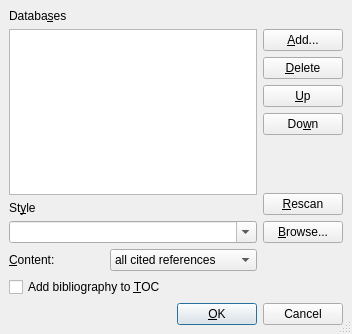
First picture: the form in src/frontends/qt4/ui/BibtexUi.ui, repository cburschka/lyx, before the edit.
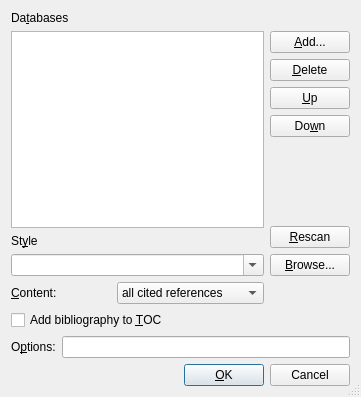
Second picture: the form after the edit.

Commit message:
Biblatex support
File format change

```diff
--- a/src/frontends/qt4/ui/BibtexUi.ui
+++ b/src/frontends/qt4/ui/BibtexUi.ui
@@ -1,12 +1,12 @@
 <ui version="4.0" >
  <class>BibtexUi</class>
- <widget class="QDialog" name="BibtexUi" >
-  <property name="geometry" >
+ <widget class="QDialog" name="BibtexUi">
+  <property name="geometry">
    <rect>
     <x>0</x>
     <y>0</y>
-    <width>352</width>
-    <height>334</height>
+    <width>361</width>
+    <height>397</height>
    </rect>
   </property>
   <property name="windowTitle" >
@@ -15,43 +15,73 @@
   <property name="sizeGripEnabled" >
    <bool>true</bool>
   </property>
-  <layout class="QGridLayout" >
-   <property name="margin" >
-    <number>9</number>
-   </property>
-   <property name="spacing" >
-    <number>6</number>
-   </property>
-   <item rowspan="2" row="9" column="2" >
-    <spacer>
-     <property name="orientation" >
-      <enum>Qt::Vertical</enum>
+  <layout class="QGridLayout" name="gridLayout">
+   <item row="0" column="0" colspan="2">
+    <widget class="QLabel" name="databaseLA">
+     <property name="sizePolicy">
+      <sizepolicy hsizetype="Minimum" vsizetype="Fixed">
+       <horstretch>0</horstretch>
+       <verstretch>0</verstretch>
+      </sizepolicy>
      </property>
-     <property name="sizeType" >
-      <enum>QSizePolicy::Expanding</enum>
+     <property name="toolTip">
+      <string>BibTeX database to use</string>
      </property>
-     <property name="sizeHint" >
-      <size>
-       <width>20</width>
-       <height>20</height>
-      </size>
+     <property name="text">
+      <string>Da&amp;tabases</string>
      </property>
-    </spacer>
+     <property name="alignment">
+      <set>Qt::AlignLeading|Qt::AlignLeft|Qt::AlignTop</set>
+     </property>
+     <property name="buddy">
+      <cstring>databaseLW</cstring>
+     </property>
+    </widget>
    </item>
-   <item rowspan="6" row="1" column="0" colspan="2" >
-    <widget class="QListWidget" name="databaseLW" />
+   <item row="1" column="0" rowspan="6" colspan="2">
+    <widget class="QListWidget" name="databaseLW"/>
    </item>
-   <item rowspan="2" row="6" column="2" >
-    <widget class="QPushButton" name="rescanPB" >
-     <property name="toolTip" >
-      <string>Scan for new databases and styles</string>
+   <item row="1" column="2">
+    <widget class="QPushButton" name="addBibPB">
+     <property name="toolTip">
+      <string>Add a BibTeX database file</string>
      </property>
-     <property name="text" >
-      <string>&amp;Rescan</string>
+     <property name="text">
+      <string>&amp;Add...</string>
      </property>
     </widget>
    </item>
-   <item row="5" column="2" >
+   <item row="2" column="2">
+    <widget class="QPushButton" name="deletePB">
+     <property name="toolTip">
+      <string>Remove the selected database</string>
+     </property>
+     <property name="text">
+      <string>&amp;Delete</string>
+     </property>
+    </widget>
+   </item>
+   <item row="3" column="2">
+    <widget class="QPushButton" name="upPB">
+     <property name="toolTip">
+      <string>Move the selected database upwards in the list</string>
+     </property>
+     <property name="text">
+      <string>&amp;Up</string>
+     </property>
+    </widget>
+   </item>
+   <item row="4" column="2">
+    <widget class="QPushButton" name="downPB">
+     <property name="toolTip">
+      <string>Move the selected database downwards in the list</string>
+     </property>
+     <property name="text">
+      <string>Do&amp;wn</string>
+     </property>
+    </widget>
+   </item>
+   <item row="5" column="2">
     <spacer>
      <property name="orientation" >
       <enum>Qt::Vertical</enum>
@@ -59,7 +89,7 @@
      <property name="sizeType" >
       <enum>QSizePolicy::Expanding</enum>
      </property>
-     <property name="sizeHint" >
+     <property name="sizeHint" stdset="0">
       <size>
        <width>77</width>
        <height>16</height>
@@ -67,12 +97,20 @@
      </property>
     </spacer>
    </item>
-   <item row="7" column="0" colspan="2" >
-    <widget class="QLabel" name="styleLA" >
-     <property name="sizePolicy" >
-      <sizepolicy>
-       <hsizetype>1</hsizetype>
-       <vsizetype>0</vsizetype>
+   <item row="6" column="2" rowspan="2">
+    <widget class="QPushButton" name="rescanPB">
+     <property name="toolTip">
+      <string>Scan for new databases and styles</string>
+     </property>
+     <property name="text">
+      <string>&amp;Rescan</string>
+     </property>
+    </widget>
+   </item>
+   <item row="7" column="0">
+    <widget class="QLabel" name="styleLA">
+     <property name="sizePolicy">
+      <sizepolicy hsizetype="Minimum" vsizetype="Fixed">
        <horstretch>0</horstretch>
        <verstretch>0</verstretch>
       </sizepolicy>
@@ -88,12 +126,28 @@
      </property>
     </widget>
    </item>
-   <item row="8" column="2" >
-    <widget class="QPushButton" name="stylePB" >
-     <property name="toolTip" >
+   <item row="8" column="0" colspan="2">
+    <widget class="QComboBox" name="styleCB">
+     <property name="toolTip">
       <string>Choose a style file</string>
      </property>
-     <property name="text" >
+     <property name="editable">
+      <bool>true</bool>
+     </property>
+     <property name="autoCompletion">
+      <bool>true</bool>
+     </property>
+     <property name="duplicatesEnabled">
+      <bool>false</bool>
+     </property>
+    </widget>
+   </item>
+   <item row="8" column="2">
+    <widget class="QPushButton" name="stylePB">
+     <property name="toolTip">
+      <string>Choose a style file</string>
+     </property>
+     <property name="text">
       <string>&amp;Browse...</string>
      </property>
      <property name="autoDefault" >
@@ -101,28 +155,10 @@
      </property>
     </widget>
    </item>
-   <item row="8" column="0" colspan="2" >
-    <widget class="QComboBox" name="styleCB" >
-     <property name="toolTip" >
-      <string>Choose a style file</string>
-     </property>
-     <property name="editable" >
-      <bool>true</bool>
-     </property>
-     <property name="autoCompletion" >
-      <bool>true</bool>
-     </property>
-     <property name="duplicatesEnabled" >
-      <bool>false</bool>
-     </property>
-    </widget>
-   </item>
-   <item row="9" column="0" >
-    <widget class="QLabel" name="btPrintLA" >
-     <property name="sizePolicy" >
-      <sizepolicy>
-       <hsizetype>1</hsizetype>
-       <vsizetype>0</vsizetype>
+   <item row="9" column="0">
+    <widget class="QLabel" name="btPrintLA">
+     <property name="sizePolicy">
+      <sizepolicy hsizetype="Minimum" vsizetype="Fixed">
        <horstretch>0</horstretch>
        <verstretch>0</verstretch>
       </sizepolicy>
@@ -138,9 +174,9 @@
      </property>
     </widget>
    </item>
-   <item row="9" column="1" >
-    <widget class="QComboBox" name="btPrintCO" >
-     <property name="toolTip" >
+   <item row="9" column="1">
+    <widget class="QComboBox" name="btPrintCO">
+     <property name="toolTip">
       <string>This bibliography section contains...</string>
      </property>
      <item>
@@ -160,9 +196,25 @@
      </item>
     </widget>
    </item>
-   <item row="10" column="0" colspan="2" >
-    <widget class="QCheckBox" name="bibtocCB" >
-     <property name="toolTip" >
+   <item row="9" column="2" rowspan="2">
+    <spacer>
+     <property name="orientation">
+      <enum>Qt::Vertical</enum>
+     </property>
+     <property name="sizeType">
+      <enum>QSizePolicy::Expanding</enum>
+     </property>
+     <property name="sizeHint" stdset="0">
+      <size>
+       <width>20</width>
+       <height>20</height>
+      </size>
+     </property>
+    </spacer>
+   </item>
+   <item row="10" column="0" colspan="2">
+    <widget class="QCheckBox" name="bibtocCB">
+     <property name="toolTip">
       <string>Add bibliography to the table of contents</string>
      </property>
      <property name="text" >
@@ -170,14 +222,44 @@
      </property>
     </widget>
    </item>
-   <item row="11" column="0" colspan="3" >
-    <layout class="QHBoxLayout" >
-     <property name="margin" >
-      <number>0</number>
-     </property>
-     <property name="spacing" >
+   <item row="11" column="0" colspan="3">
+    <layout class="QHBoxLayout" name="horizontalLayout">
+     <item>
+      <widget class="QLabel" name="biblatexOptsLA">
+       <property name="text">
+        <string>O&amp;ptions:</string>
+       </property>
+       <property name="buddy">
+        <cstring>biblatexOptsLE</cstring>
+       </property>
+      </widget>
+     </item>
+     <item>
+      <widget class="QLineEdit" name="biblatexOptsLE">
+       <property name="toolTip">
+        <string>Options to the biblatex bibliography command. See the biblatex manual for details.</string>
+       </property>
+      </widget>
+     </item>
+    </layout>
+   </item>
+   <item row="12" column="0" colspan="3">
+    <layout class="QHBoxLayout">
+     <property name="spacing">
       <number>6</number>
      </property>
+     <property name="leftMargin">
+      <number>0</number>
+     </property>
+     <property name="topMargin">
+      <number>0</number>
+     </property>
+     <property name="rightMargin">
+      <number>0</number>
+     </property>
+     <property name="bottomMargin">
+      <number>0</number>
+     </property>
      <item>
       <spacer>
        <property name="orientation" >
@@ -195,8 +277,8 @@
       </spacer>
      </item>
      <item>
-      <widget class="QPushButton" name="okPB" >
-       <property name="text" >
+      <widget class="QPushButton" name="okPB">
+       <property name="text">
         <string>&amp;OK</string>
        </property>
        <property name="autoDefault" >
@@ -208,8 +290,8 @@
       </widget>
      </item>
      <item>
-      <widget class="QPushButton" name="closePB" >
-       <property name="text" >
+      <widget class="QPushButton" name="closePB">
+       <property name="text">
         <string>Cancel</string>
        </property>
        <property name="autoDefault" >
@@ -219,70 +301,6 @@
      </item>
     </layout>
    </item>
-   <item row="4" column="2" >
-    <widget class="QPushButton" name="downPB" >
-     <property name="toolTip" >
-      <string>Move the selected database downwards in the list</string>
-     </property>
-     <property name="text" >
-      <string>Do&amp;wn</string>
-     </property>
-    </widget>
-   </item>
-   <item row="3" column="2" >
-    <widget class="QPushButton" name="upPB" >
-     <property name="toolTip" >
-      <string>Move the selected database upwards in the list</string>
-     </property>
-     <property name="text" >
-      <string>&amp;Up</string>
-     </property>
-    </widget>
-   </item>
-   <item row="0" column="0" colspan="3" >
-    <widget class="QLabel" name="databaseLA" >
-     <property name="sizePolicy" >
-      <sizepolicy>
-       <hsizetype>1</hsizetype>
-       <vsizetype>0</vsizetype>
-       <horstretch>0</horstretch>
-       <verstretch>0</verstretch>
-      </sizepolicy>
-     </property>
-     <property name="toolTip" >
-      <string>BibTeX database to use</string>
-     </property>
-     <property name="text" >
-      <string>Databa&amp;ses</string>
-     </property>
-     <property name="alignment" >
-      <set>Qt::AlignLeading|Qt::AlignLeft|Qt::AlignTop</set>
-     </property>
-     <property name="buddy" >
-      <cstring>databaseLW</cstring>
-     </property>
-    </widget>
-   </item>
-   <item row="1" column="2" >
-    <widget class="QPushButton" name="addBibPB" >
-     <property name="toolTip" >
-      <string>Add a BibTeX database file</string>
-     </property>
-     <property name="text" >
-      <string>&amp;Add...</string>
-     </property>
-    </widget>
-   </item>
-   <item row="2" column="2" >
-    <widget class="QPushButton" name="deletePB" >
-     <property name="toolTip" >
-      <string>Remove the selected database</string>
-     </property>
-     <property name="text" >
-      <string>&amp;Delete</string>
-     </property>
-    </widget>
-   </item>
   </layout>
  </widget>
  <tabstops>
```
Left out of the diff: 47 changed lines with no effect on the pictures. The commit also changes 22 other files.
